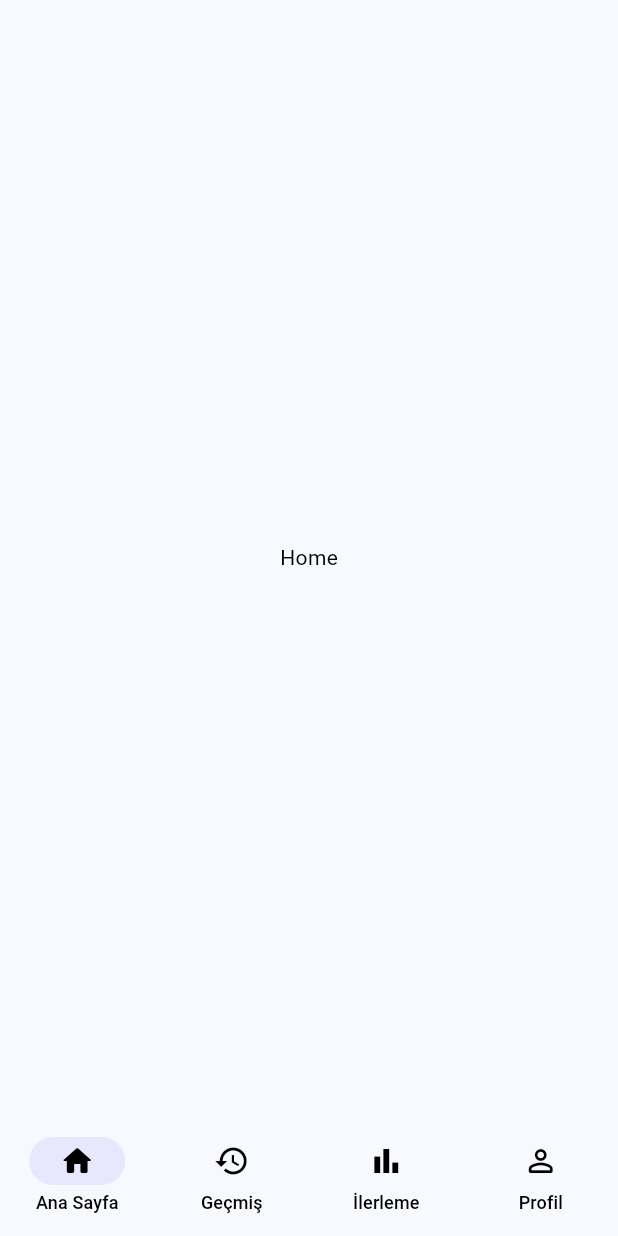
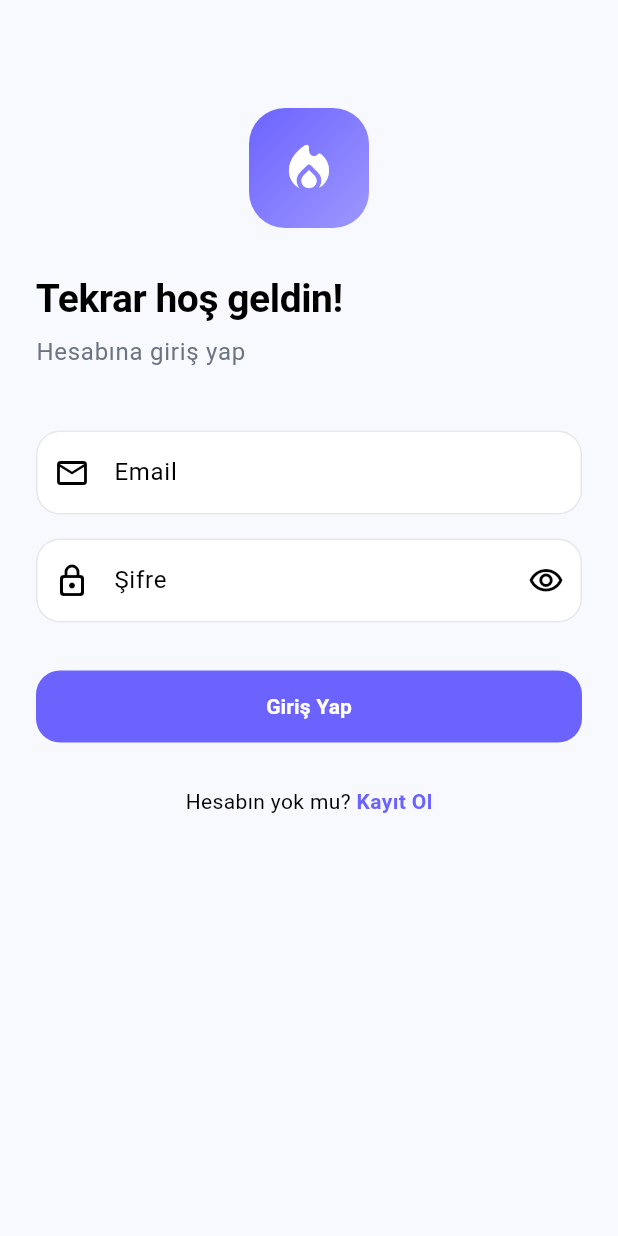
Before and after one commit to topcu53/Caloria, a Flutter app: the screen it shows after launch, on a phone screen of 412 x 824 dp. Run offline on Flutter 3.47's test engine with Material 3 defaults, Android fonts, the phone set to English and light mode, and no system bars; our stand-ins replace firebase_auth, firebase_core, flutter_dotenv, flutter_riverpod, go_router; accounts and stored records are empty.

Commit message:
Auth sistemi kuruldu (Login + Register + Firebase Auth + Route Guard)

```diff
--- /dev/null
+++ b/caloria/lib/features/auth/domain/repositories/auth_repository.dart
@@ -0,0 +1,9 @@
+import '../entities/user_entity.dart';
+
+abstract class AuthRepository {
+  Stream<UserEntity?> get authStateChanges;
+  Future<UserEntity> signInWithEmailAndPassword(String email, String password);
+  Future<UserEntity> registerWithEmailAndPassword(String email, String password);
+  Future<void> signOut();
+  UserEntity? get currentUser;
+}
--- /dev/null
+++ b/caloria/lib/features/auth/presentation/providers/auth_provider.dart
@@ -0,0 +1,12 @@
+import 'package:flutter_riverpod/flutter_riverpod.dart';
+import '../../data/repositories/auth_repository_impl.dart';
+import '../../domain/entities/user_entity.dart';
+import '../../domain/repositories/auth_repository.dart';
+
+final authRepositoryProvider = Provider<AuthRepository>((ref) {
+  return AuthRepositoryImpl();
+});
+
+final authStateProvider = StreamProvider<UserEntity?>((ref) {
+  return ref.watch(authRepositoryProvider).authStateChanges;
+});
--- /dev/null
+++ b/caloria/lib/features/auth/presentation/screens/login_screen.dart
@@ -0,0 +1,170 @@
+import 'package:flutter/material.dart';
+import 'package:flutter_riverpod/flutter_riverpod.dart';
+import 'package:go_router/go_router.dart';
+import '../../../../core/theme/app_colors.dart';
+import '../../../../routes/app_routes.dart';
+import '../providers/auth_provider.dart';
+
+class LoginScreen extends ConsumerStatefulWidget {
+  const LoginScreen({super.key});
+
+  @override
+  ConsumerState<LoginScreen> createState() => _LoginScreenState();
+}
+
+class _LoginScreenState extends ConsumerState<LoginScreen> {
+  final _emailController = TextEditingController();
+  final _passwordController = TextEditingController();
+  bool _isLoading = false;
+  bool _obscurePassword = true;
+  String? _errorMessage;
+
+  @override
+  void dispose() {
+    _emailController.dispose();
+    _passwordController.dispose();
+    super.dispose();
+  }
+
+  Future<void> _login() async {
+    setState(() {
+      _isLoading = true;
+      _errorMessage = null;
+    });
+    try {
+      await ref.read(authRepositoryProvider).signInWithEmailAndPassword(
+            _emailController.text.trim(),
+            _passwordController.text.trim(),
+          );
+      if (mounted) context.go(AppRoutes.home);
+    } catch (e) {
+      setState(() {
+        _errorMessage = 'Giriş başarısız. Email veya şifrenizi kontrol edin.';
+      });
+    } finally {
+      if (mounted) setState(() => _isLoading = false);
+    }
+  }
+
+  @override
+  Widget build(BuildContext context) {
+    return Scaffold(
+      body: SafeArea(
+        child: SingleChildScrollView(
+          padding: const EdgeInsets.all(24),
+          child: Column(
+            crossAxisAlignment: CrossAxisAlignment.start,
+            children: [
+              const SizedBox(height: 48),
+              // Logo
+              Center(
+                child: Container(
+                  width: 80,
+                  height: 80,
+                  decoration: BoxDecoration(
+                    gradient: AppColors.primaryGradient,
+                    borderRadius: BorderRadius.circular(24),
+                  ),
+                  child: const Icon(
+                    Icons.local_fire_department_rounded,
+                    color: Colors.white,
+                    size: 40,
+                  ),
+                ),
+              ),
+              const SizedBox(height: 32),
+              Text(
+                'Tekrar hoş geldin!',
+                style: Theme.of(context).textTheme.displayMedium,
+              ),
+              const SizedBox(height: 8),
+              Text(
+                'Hesabına giriş yap',
+                style: Theme.of(context).textTheme.bodyLarge?.copyWith(
+                      color: AppColors.textSecondaryLight,
+                    ),
+              ),
+              const SizedBox(height: 40),
+              // Email
+              TextField(
+                controller: _emailController,
+                keyboardType: TextInputType.emailAddress,
+                decoration: const InputDecoration(
+                  hintText: 'Email',
+                  prefixIcon: Icon(Icons.email_outlined),
+                ),
+              ),
+              const SizedBox(height: 16),
+              // Password
+              TextField(
+                controller: _passwordController,
+                obscureText: _obscurePassword,
+                decoration: InputDecoration(
+                  hintText: 'Şifre',
+                  prefixIcon: const Icon(Icons.lock_outline_rounded),
+                  suffixIcon: IconButton(
+                    icon: Icon(
+                      _obscurePassword
+                          ? Icons.visibility_outlined
+                          : Icons.visibility_off_outlined,
+                    ),
+                    onPressed: () {
+                      setState(() => _obscurePassword = !_obscurePassword);
+                    },
+                  ),
+                ),
+              ),
+              if (_errorMessage != null) ...[
+                const SizedBox(height: 12),
+                Text(
+                  _errorMessage!,
+                  style: const TextStyle(color: AppColors.error, fontSize: 13),
+                ),
+              ],
+              const SizedBox(height: 32),
+              // Login Button
+              SizedBox(
+                width: double.infinity,
+                child: ElevatedButton(
+                  onPressed: _isLoading ? null : _login,
+                  child: _isLoading
+                      ? const SizedBox(
+                          height: 20,
+                          width: 20,
+                          child: CircularProgressIndicator(
+                            color: Colors.white,
+                            strokeWidth: 2,
+                          ),
+                        )
+                      : const Text('Giriş Yap'),
+                ),
+              ),
+              const SizedBox(height: 16),
+              // Register
+              Center(
+                child: TextButton(
+                  onPressed: () => context.go(AppRoutes.register),
+                  child: RichText(
+                    text: TextSpan(
+                      text: 'Hesabın yok mu? ',
+                      style: Theme.of(context).textTheme.bodyMedium,
+                      children: const [
+                        TextSpan(
+                          text: 'Kayıt Ol',
+                          style: TextStyle(
+                            color: AppColors.primary,
+                            fontWeight: FontWeight.w600,
+                          ),
+                        ),
+                      ],
+                    ),
+                  ),
+                ),
+              ),
+            ],
+          ),
+        ),
+      ),
+    );
+  }
+}
--- a/caloria/lib/main.dart
+++ b/caloria/lib/main.dart
@@ -19,18 +19,19 @@ Future<void> main() async {
   );
 }
 
-class CaloriaApp extends StatelessWidget {
+class CaloriaApp extends ConsumerWidget {
   const CaloriaApp({super.key});
 
   @override
-  Widget build(BuildContext context) {
+  Widget build(BuildContext context, WidgetRef ref) {
+    final router = ref.watch(routerProvider);
     return MaterialApp.router(
       title: 'Caloria',
       debugShowCheckedModeBanner: false,
       theme: AppTheme.lightTheme,
       darkTheme: AppTheme.darkTheme,
       themeMode: ThemeMode.system,
-      routerConfig: appRouter,
+      routerConfig: router,
     );
   }
 }
```
Also changed, not shown: caloria/lib/features/auth/data/datasources/auth_remote_datasource.dart (added, +63 -0 lines), caloria/lib/features/auth/data/repositories/auth_repository_impl.dart (added, +30 -0 lines), caloria/lib/features/auth/domain/entities/user_entity.dart (added, +13 -0 lines), caloria/lib/features/auth/presentation/screens/register_screen.dart (added, +165 -0 lines), caloria/lib/routes/app_router.dart (+30 -3 lines).
